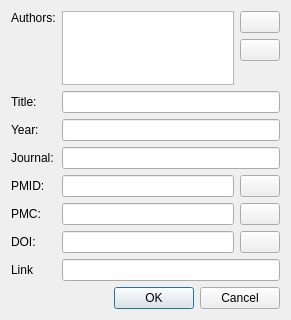
Qt form GEMEditor/model/edit/ui/src/EditReferenceDialog.ui (JuBra/GEMEditor) before a commit.
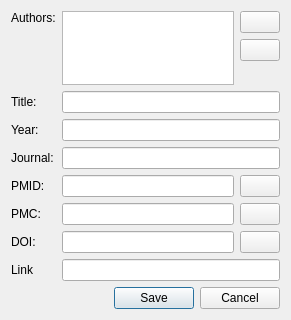
The same form after that commit. Icons and pictures are not drawn. Custom widgets are drawn as their Qt base class.

The edit to the form file:
```diff
--- a/GEMEditor/model/edit/ui/src/EditReferenceDialog.ui
+++ b/GEMEditor/model/edit/ui/src/EditReferenceDialog.ui
@@ -201,7 +201,7 @@
       <enum>Qt::Horizontal</enum>
      </property>
      <property name="standardButtons">
-      <set>QDialogButtonBox::Cancel|QDialogButtonBox::Ok</set>
+      <set>QDialogButtonBox::Cancel|QDialogButtonBox::Save</set>
      </property>
     </widget>
    </item>
```
Left out of the diff: 12 changed lines with no effect on the pictures.
